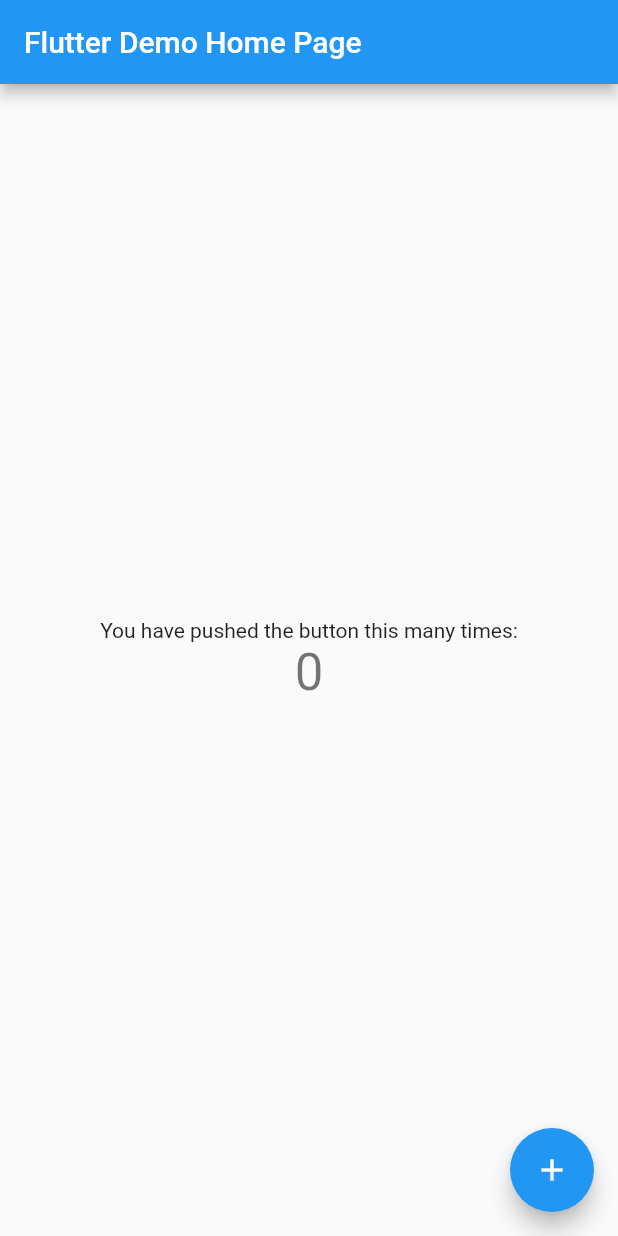
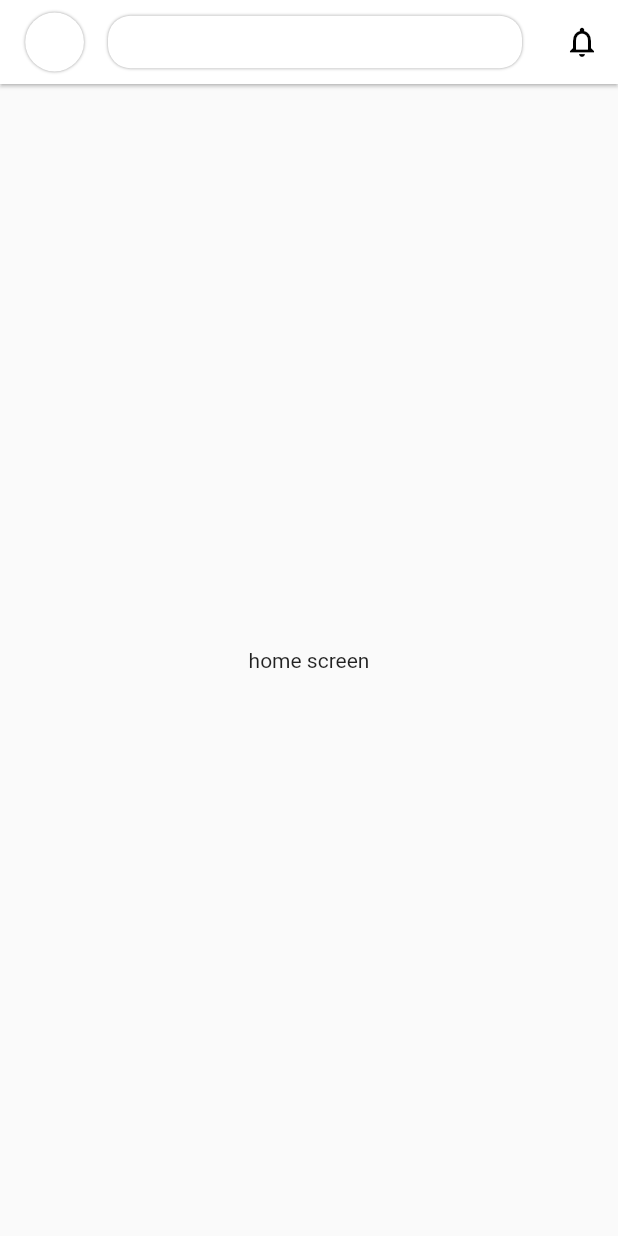
Before and after one commit to AbishekSth/project01, a Flutter app: the screen it shows after launch, on a phone screen of 412 x 824 dp. Run offline on Flutter 3.47's test engine with Material 2 defaults, Android fonts, the phone set to English and light mode, and no system bars.

Commit message:
home appbar makeover

```diff
--- a/lib/main.dart
+++ b/lib/main.dart
@@ -1,4 +1,6 @@
 import 'package:flutter/material.dart';
+import 'package:project01/screens/home.dart';
+import 'package:project01/screens/login.dart';
 
 void main() {
   runApp(const MyApp());
@@ -10,106 +12,9 @@ class MyApp extends StatelessWidget {
   // This widget is the root of your application.
   @override
   Widget build(BuildContext context) {
-    return MaterialApp(
-      title: 'Flutter Demo',
-      theme: ThemeData(
-        // This is the theme of your application.
-        //
-        // Try running your application with "flutter run". You'll see the
-        // application has a blue toolbar. Then, without quitting the app, try
-        // changing the primarySwatch below to Colors.green and then invoke
-        // "hot reload" (press "r" in the console where you ran "flutter run",
-        // or simply save your changes to "hot reload" in a Flutter IDE).
-        // Notice that the counter didn't reset back to zero; the application
-        // is not restarted.
-        primarySwatch: Colors.blue,
-      ),
-      home: const MyHomePage(title: 'Flutter Demo Home Page'),
+    return const MaterialApp(
+      debugShowCheckedModeBanner: false,
+      home: Home(),
     );
   }
 }
-
-class MyHomePage extends StatefulWidget {
-  const MyHomePage({Key? key, required this.title}) : super(key: key);
-
-  // This widget is the home page of your application. It is stateful, meaning
-  // that it has a State object (defined below) that contains fields that affect
-  // how it looks.
-
-  // This class is the configuration for the state. It holds the values (in this
-  // case the title) provided by the parent (in this case the App widget) and
-  // used by the build method of the State. Fields in a Widget subclass are
-  // always marked "final".
-
-  final String title;
-
-  @override
-  State<MyHomePage> createState() => _MyHomePageState();
-}
-
-class _MyHomePageState extends State<MyHomePage> {
-  int _counter = 0;
-
-  void _incrementCounter() {
-    setState(() {
-      // This call to setState tells the Flutter framework that something has
-      // changed in this State, which causes it to rerun the build method below
-      // so that the display can reflect the updated values. If we changed
-      // _counter without calling setState(), then the build method would not be
-      // called again, and so nothing would appear to happen.
-      _counter++;
-    });
-  }
-
-  @override
-  Widget build(BuildContext context) {
-    // This method is rerun every time setState is called, for instance as done
-    // by the _incrementCounter method above.
-    //
-    // The Flutter framework has been optimized to make rerunning build methods
-    // fast, so that you can just rebuild anything that needs updating rather
-    // than having to individually change instances of widgets.
-    return Scaffold(
-      appBar: AppBar(
-        // Here we take the value from the MyHomePage object that was created by
-        // the App.build method, and use it to set our appbar title.
-        title: Text(widget.title),
-      ),
-      body: Center(
-        // Center is a layout widget. It takes a single child and positions it
-        // in the middle of the parent.
-        child: Column(
-          // Column is also a layout widget. It takes a list of children and
-          // arranges them vertically. By default, it sizes itself to fit its
-          // children horizontally, and tries to be as tall as its parent.
-          //
-          // Invoke "debug painting" (press "p" in the console, choose the
-          // "Toggle Debug Paint" action from the Flutter Inspector in Android
-          // Studio, or the "Toggle Debug Paint" command in Visual Studio Code)
-          // to see the wireframe for each widget.
-          //
-          // Column has various properties to control how it sizes itself and
-          // how it positions its children. Here we use mainAxisAlignment to
-          // center the children vertically; the main axis here is the vertical
-          // axis because Columns are vertical (the cross axis would be
-          // horizontal).
-          mainAxisAlignment: MainAxisAlignment.center,
-          children: <Widget>[
-            const Text(
-              'You have pushed the button this many times:',
-            ),
-            Text(
-              '$_counter',
-              style: Theme.of(context).textTheme.headline4,
-            ),
-          ],
-        ),
-      ),
-      floatingActionButton: FloatingActionButton(
-        onPressed: _incrementCounter,
-        tooltip: 'Increment',
-        child: const Icon(Icons.add),
-      ), // This trailing comma makes auto-formatting nicer for build methods.
-    );
-  }
-}
--- /dev/null
+++ b/lib/screens/home.dart
@@ -0,0 +1,72 @@
+import 'package:flutter/material.dart';
+
+class Home extends StatefulWidget {
+  const Home({Key? key}) : super(key: key);
+
+  @override
+  _HomeState createState() => _HomeState();
+}
+
+class _HomeState extends State<Home> {
+  @override
+  Widget build(BuildContext context) {
+    return Scaffold(
+      appBar: AppBar(
+        title: GestureDetector(
+          onTap: () {
+            print('clicked');
+          },
+          child: Container(
+            width: double.infinity,
+            height: 35,
+            decoration: BoxDecoration(
+              color: const Color.fromARGB(255, 255, 255, 255),
+              borderRadius: BorderRadius.circular(15),
+              boxShadow: const [
+                BoxShadow(
+                  color: Color.fromARGB(128, 54, 54, 54),
+                  offset: Offset(0, 0),
+                  blurRadius: 1,
+                ),
+              ],
+            ),
+          ),
+        ),
+        actions: [
+          IconButton(
+              icon: const Icon(Icons.notifications_none),
+              color: const Color.fromARGB(255, 0, 0, 0),
+              onPressed: () {})
+        ],
+        leading: GestureDetector(
+          onTap: () {
+            print('clicked');
+          },
+          child: FractionallySizedBox(
+            heightFactor: 0.7,
+            widthFactor: 0.7,
+            alignment: Alignment.centerRight,
+            child: Container(
+              decoration: BoxDecoration(
+                color: const Color.fromARGB(255, 255, 255, 255),
+                borderRadius: BorderRadius.circular(35),
+                boxShadow: const [
+                  BoxShadow(
+                    color: Color.fromARGB(128, 54, 54, 54),
+                    offset: Offset(0, 0),
+                    blurRadius: 1,
+                  ),
+                ],
+              ),
+            ),
+          ),
+        ),
+        backgroundColor: const Color.fromARGB(255, 255, 255, 255),
+        elevation: 1,
+      ),
+      body: const Center(
+        child: Text('home screen'),
+      ),
+    );
+  }
+}
```
Also changed, not shown: lib/screens/login.dart (added, +19 -0 lines), lib/screens/syllabus.dart (added, +22 -0 lines).
